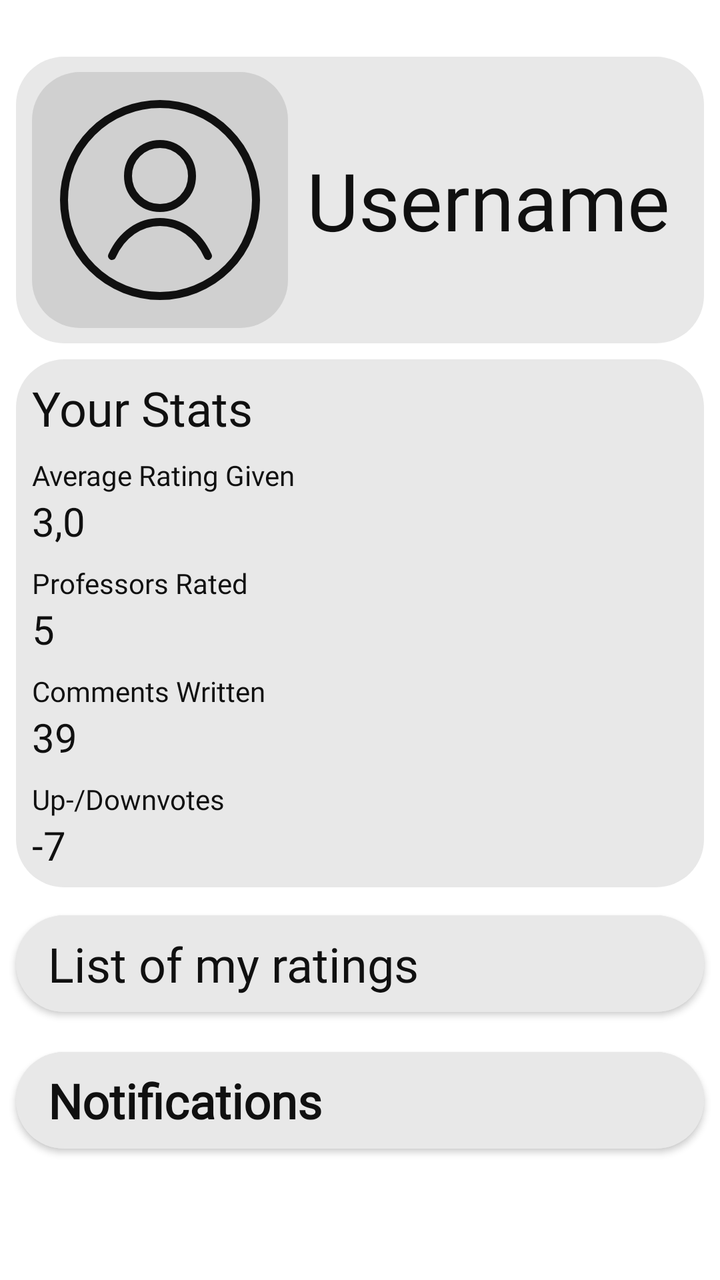
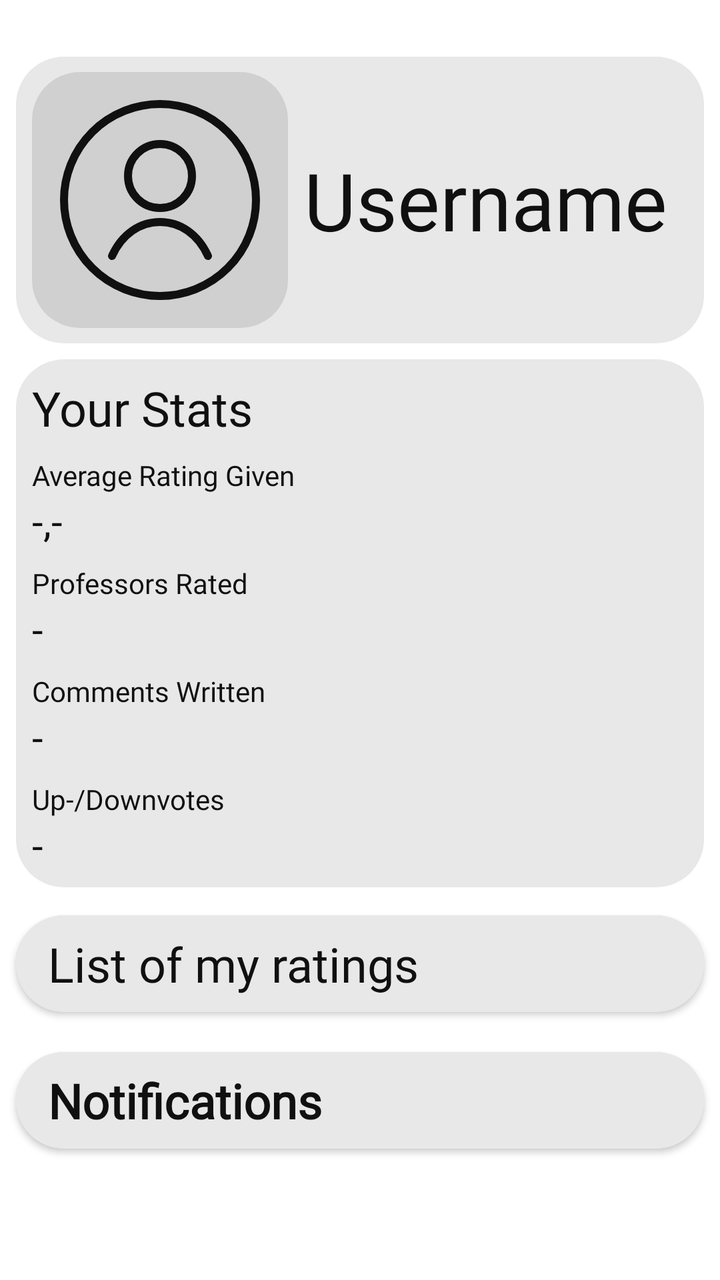

Two renders of the same Android screen: before a commit and after it. Below are the layout's source before the change and the commit's diff.
<!-- AndroidManifest.xml: application theme Theme.MyApplication_Java -->
<!-- res/layout/fragment_home_screen.xml -->
<?xml version="1.0" encoding="utf-8"?>
<androidx.constraintlayout.widget.ConstraintLayout xmlns:android="http://schemas.android.com/apk/res/android"
    xmlns:app="http://schemas.android.com/apk/res-auto"
    xmlns:tools="http://schemas.android.com/tools"
    android:layout_width="match_parent"
    android:layout_height="match_parent"
    android:background="@color/surface">


    <TextView
        android:id="@+id/profile"
        android:layout_width="0dp"
        android:layout_height="0dp"
        android:layout_marginStart="8dp"
        android:layout_marginTop="-8dp"
        android:layout_marginEnd="8dp"
        android:layout_marginBottom="-8dp"
        android:background="@drawable/rounded_box"
        android:textAlignment="textEnd"
        android:textColor="@color/text_primary"
        app:layout_constraintBottom_toBottomOf="@id/imageView"
        app:layout_constraintEnd_toEndOf="parent"
        app:layout_constraintHorizontal_bias="0.0"
        app:layout_constraintStart_toStartOf="parent"
        app:layout_constraintTop_toTopOf="@id/imageView" />

    <TextView
        android:id="@+id/your_stats_background"
        android:layout_width="0dp"
        android:layout_height="0dp"
        android:layout_marginStart="8dp"
        android:layout_marginTop="8dp"
        android:layout_marginEnd="8dp"
        android:layout_marginBottom="-8dp"
        android:background="@drawable/rounded_box"
        android:fontFamily="@font/inter_bold"
        android:textColor="@color/text_primary"
        android:textSize="200sp"
        app:layout_constraintBottom_toBottomOf="@+id/up_downvotes_num"
        app:layout_constraintEnd_toEndOf="parent"
        app:layout_constraintHorizontal_bias="0.0"
        app:layout_constraintStart_toStartOf="parent"
        app:layout_constraintTop_toBottomOf="@+id/profile" />

    <TextView
        android:id="@+id/your_stats"
        android:layout_width="wrap_content"
        android:layout_height="wrap_content"
        android:layout_marginStart="8dp"
        android:layout_marginTop="8dp"
        android:fontFamily="@font/inter_bold"
        android:text="Your Stats"
        android:textColor="@color/text_primary"
        android:textSize="24sp"
        app:layout_constraintBottom_toTopOf="@+id/average_rating_given"
        app:layout_constraintStart_toStartOf="@+id/your_stats_background"
        app:layout_constraintTop_toTopOf="@+id/your_stats_background" />

    <TextView
        android:id="@+id/average_rating_given"
        android:layout_width="wrap_content"
        android:layout_height="wrap_content"
        android:layout_marginStart="8dp"
        android:layout_marginTop="8dp"
        android:fontFamily="@font/inter_bold"
        android:text="Average Rating Given"
        android:textColor="@color/text_primary"
        app:layout_constraintStart_toStartOf="@+id/your_stats_background"
        app:layout_constraintTop_toBottomOf="@+id/your_stats" />

    <TextView
        android:id="@+id/average_rating_given_num"
        android:layout_width="wrap_content"
        android:layout_height="wrap_content"
        android:fontFamily="@font/inter_bold"
        android:text="3,0"
        android:textColor="@color/text_primary"
        android:textSize="20sp"
        app:layout_constraintStart_toStartOf="@+id/average_rating_given"
        app:layout_constraintTop_toBottomOf="@+id/average_rating_given" />

    <com.google.android.material.button.MaterialButton
        android:id="@+id/list_of_my_ratings_button"
        android:layout_width="0dp"
        android:layout_height="wrap_content"
        android:layout_marginStart="8dp"
        android:layout_marginTop="8dp"
        android:layout_marginEnd="8dp"
        android:backgroundTint="@color/surface_container"
        android:clickable="true"
        android:focusable="true"
        style="@style/text_style"
        android:letterSpacing="0"
        android:paddingTop="8dp"
        android:paddingBottom="8dp"
        android:text="List of my ratings"
        android:textAlignment="textStart"
        android:textAllCaps="false"
        android:textColor="@color/text_primary"
        android:textSize="24sp"
        android:typeface="normal"
        app:cornerRadius="24dp"
        app:layout_constraintEnd_toEndOf="parent"
        app:layout_constraintHorizontal_bias="0.0"
        app:layout_constraintStart_toStartOf="parent"
        app:layout_constraintTop_toBottomOf="@+id/your_stats_background" />


    <com.google.android.material.button.MaterialButton
        android:id="@+id/notifications"
        style="@style/text_style"
        android:layout_width="0dp"
        android:layout_height="wrap_content"
        android:layout_marginStart="8dp"
        android:layout_marginTop="8dp"
        android:layout_marginEnd="8dp"
        android:backgroundTint="@color/surface_container"
        android:clickable="true"
        android:focusable="true"
        android:letterSpacing="0"
        android:paddingTop="8dp"
        android:paddingBottom="8dp"
        android:text="Notifications"
        android:textAlignment="textStart"
        android:textAllCaps="false"
        android:textColor="@color/text_primary"
        android:textSize="24sp"
        android:textStyle="bold"
        android:typeface="normal"
        app:cornerRadius="24dp"
        app:layout_constraintEnd_toEndOf="parent"
        app:layout_constraintStart_toStartOf="parent"
        app:layout_constraintTop_toBottomOf="@+id/list_of_my_ratings_button" />

    <TextView
        android:id="@+id/professors_rated"
        android:layout_width="wrap_content"
        android:layout_height="wrap_content"
        android:layout_marginStart="8dp"
        android:layout_marginTop="8dp"
        android:fontFamily="@font/inter_bold"
        android:text="Professors Rated"
        android:textColor="@color/text_primary"
        app:layout_constraintStart_toStartOf="@+id/your_stats_background"
        app:layout_constraintTop_toBottomOf="@+id/average_rating_given_num" />

    <TextView
        android:id="@+id/average_rating_given_num2"
        android:layout_width="wrap_content"
        android:layout_height="wrap_content"
        android:fontFamily="@font/inter_bold"
        android:text="5"
        android:textColor="@color/text_primary"
        android:textSize="20sp"
        app:layout_constraintStart_toStartOf="@+id/average_rating_given"
        app:layout_constraintTop_toBottomOf="@+id/professors_rated" />

    <TextView
        android:id="@+id/comments_written"
        android:layout_width="wrap_content"
        android:layout_height="wrap_content"
        android:layout_marginStart="8dp"
        android:layout_marginTop="8dp"
        android:fontFamily="@font/inter_bold"
        android:text="Comments Written"
        android:textColor="@color/text_primary"
        app:layout_constraintStart_toStartOf="@+id/your_stats_background"
        app:layout_constraintTop_toBottomOf="@+id/average_rating_given_num2" />

    <TextView
        android:id="@+id/comments_written_num"
        android:layout_width="wrap_content"
        android:layout_height="wrap_content"
        android:fontFamily="@font/inter_bold"
        android:text="39"
        android:textColor="@color/text_primary"
        android:textSize="20sp"
        app:layout_constraintStart_toStartOf="@+id/average_rating_given"
        app:layout_constraintTop_toBottomOf="@+id/comments_written" />

    <TextView
        android:id="@+id/up_downvotes"
        android:layout_width="wrap_content"
        android:layout_height="wrap_content"
        android:layout_marginStart="8dp"
        android:layout_marginTop="8dp"
        android:fontFamily="@font/inter_bold"
        android:text="Up-/Downvotes"
        android:textColor="@color/text_primary"
        app:layout_constraintStart_toStartOf="@+id/your_stats_background"
        app:layout_constraintTop_toBottomOf="@+id/comments_written_num" />

    <TextView
        android:id="@+id/up_downvotes_num"
        android:layout_width="wrap_content"
        android:layout_height="wrap_content"
        android:fontFamily="@font/inter_bold"
        android:text="-7"
        android:textColor="@color/text_primary"
        android:textSize="20sp"
        app:layout_constraintStart_toStartOf="@+id/average_rating_given"
        app:layout_constraintTop_toBottomOf="@+id/up_downvotes" />

    <TextView
        android:id="@+id/user_name"
        android:layout_width="wrap_content"
        android:layout_height="wrap_content"
        android:layout_marginEnd="8dp"
        android:fontFamily="@font/inter_bold"
        android:text="Username"
        android:textColor="@color/text_primary"
        android:textSize="40sp"
        app:layout_constraintBottom_toBottomOf="@+id/profile"
        app:layout_constraintEnd_toEndOf="@+id/profile"
        app:layout_constraintStart_toEndOf="@+id/imageView"
        app:layout_constraintTop_toTopOf="@+id/profile" />

    <ImageView
        android:id="@+id/imageView"
        android:layout_width="wrap_content"
        android:layout_height="wrap_content"
        android:layout_marginStart="8dp"
        android:layout_marginTop="32dp"
        android:layout_marginBottom="8dp"
        android:background="@drawable/rounded_box_light"
        android:scaleX="1.0"
        android:scaleY="1.0"
        android:src="@drawable/profile_icon"
        app:layout_constraintBottom_toTopOf="@+id/your_stats_background"
        app:layout_constraintStart_toStartOf="@+id/profile"
        app:layout_constraintTop_toTopOf="parent"
        app:layout_constraintVertical_bias="0.348" />



</androidx.constraintlayout.widget.ConstraintLayout>
<!-- resources referenced by this layout -->
<resources>
  <color name="surface">#FFFFFFFF</color>
  <color name="surface_container">#FFE8E8E8</color>
  <color name="text_primary">#FF101010</color>
  <!-- drawable profile_icon (drawable) -->
  <vector xmlns:android="http://schemas.android.com/apk/res/android"
      android:width="128dp"
      android:height="128dp"
      android:viewportWidth="64"
      android:viewportHeight="64">
    <path
        android:pathData="M32,32m-24,0a24,24 0,1 1,48 0a24,24 0,1 1,-48 0"
        android:strokeWidth="2"
        android:fillColor="#00000000"
        android:strokeColor="@color/icon_tint"/>
    <path
        android:pathData="M32,26m-8,0a8,8 0,1 1,16 0a8,8 0,1 1,-16 0"
        android:strokeWidth="2"
        android:fillColor="#00000000"
        android:strokeColor="@color/icon_tint"/>
    <path
        android:pathData="M20,46C22.5,40.5 27,37.5 32,37.5C37,37.5 41.5,40.5 44,46"
        android:strokeWidth="2"
        android:fillColor="#00000000"
        android:strokeColor="@color/icon_tint"
        android:strokeLineCap="round"/>
  </vector>
  <!-- drawable rounded_box (drawable) -->
  <shape xmlns:android="http://schemas.android.com/apk/res/android">
  
      <solid android:color="@color/surface_container"/>
  
      <corners android:radius="24dp"/>
  
  </shape>
  <!-- drawable rounded_box_light (drawable) -->
  <?xml version="1.0" encoding="utf-8"?>
  <shape xmlns:android="http://schemas.android.com/apk/res/android">
  
      <solid android:color="@color/surface_container_high"/>
  
      <corners android:radius="24dp"/>
  
  </shape>
  <style name="text_style" parent="Widget.MaterialComponents.Button">
          <item name="android:fontFamily">@font/inter_bold</item>
          <item name="android:textAllCaps">false</item>
      </style>
  <style name="Theme.MyApplication_Java" parent="Theme.MaterialComponents.DayNight.NoActionBar">
          
          <item name="colorPrimary">@color/text_primary</item>
          <item name="colorPrimaryVariant">@color/text_primary</item>
          <item name="colorOnPrimary">@color/text_on_inverse</item>
          <item name="colorSecondary">@color/text_primary</item>
          <item name="colorSecondaryVariant">@color/text_primary</item>
          <item name="colorOnSecondary">@color/text_on_inverse</item>
  
          
          <item name="android:windowBackground">@color/surface</item>
          <item name="colorSurface">@color/surface_container</item>
          <item name="colorOnSurface">@color/text_primary</item>
          <item name="colorError">@color/danger</item>
          <item name="colorOnError">@color/text_on_inverse</item>
  
          <item name="android:textColorPrimary">@color/text_primary</item>
          <item name="android:textColorSecondary">@color/text_muted</item>
          <item name="android:textColorHint">@color/text_hint</item>
  
          
          <item name="android:statusBarColor">@android:color/transparent</item>
          <item name="android:navigationBarColor">@android:color/transparent</item>
      </style>
  <color name="icon_tint">#FF101010</color>
  <color name="surface_container_high">#FFD0D0D0</color>
  <color name="text_on_inverse">#FFFFFFFF</color>
  <color name="danger">#FFB3261E</color>
  <color name="text_muted">#FF5F5D5D</color>
  <color name="text_hint">#FF8A8A8A</color>
</resources>

<!-- the commit's change to res/layout/fragment_home_screen.xml (unified diff, before → after) -->
@@ -73,7 +73,7 @@
         android:layout_width="wrap_content"
         android:layout_height="wrap_content"
         android:fontFamily="@font/inter_bold"
-        android:text="3,0"
+        android:text="-,-"
         android:textColor="@color/text_primary"
         android:textSize="20sp"
         app:layout_constraintStart_toStartOf="@+id/average_rating_given"
@@ -145,11 +145,11 @@
         app:layout_constraintTop_toBottomOf="@+id/average_rating_given_num" />
 
     <TextView
-        android:id="@+id/average_rating_given_num2"
-        android:layout_width="wrap_content"
-        android:layout_height="wrap_content"
-        android:fontFamily="@font/inter_bold"
-        android:text="5"
+        android:id="@+id/professors_rated_num"
+        android:layout_width="wrap_content"
+        android:layout_height="wrap_content"
+        android:fontFamily="@font/inter_bold"
+        android:text="-"
         android:textColor="@color/text_primary"
         android:textSize="20sp"
         app:layout_constraintStart_toStartOf="@+id/average_rating_given"
@@ -165,14 +165,14 @@
         android:text="Comments Written"
         android:textColor="@color/text_primary"
         app:layout_constraintStart_toStartOf="@+id/your_stats_background"
-        app:layout_constraintTop_toBottomOf="@+id/average_rating_given_num2" />
+        app:layout_constraintTop_toBottomOf="@+id/professors_rated_num" />
 
     <TextView
         android:id="@+id/comments_written_num"
         android:layout_width="wrap_content"
         android:layout_height="wrap_content"
         android:fontFamily="@font/inter_bold"
-        android:text="39"
+        android:text="-"
         android:textColor="@color/text_primary"
         android:textSize="20sp"
         app:layout_constraintStart_toStartOf="@+id/average_rating_given"
@@ -195,7 +195,7 @@
         android:layout_width="wrap_content"
         android:layout_height="wrap_content"
         android:fontFamily="@font/inter_bold"
-        android:text="-7"
+        android:text="-"
         android:textColor="@color/text_primary"
         android:textSize="20sp"
         app:layout_constraintStart_toStartOf="@+id/average_rating_given"
@@ -203,8 +203,9 @@
 
     <TextView
         android:id="@+id/user_name"
-        android:layout_width="wrap_content"
-        android:layout_height="wrap_content"
+        android:layout_width="0dp"
+        android:layout_height="wrap_content"
+        android:layout_marginStart="8dp"
         android:layout_marginEnd="8dp"
         android:fontFamily="@font/inter_bold"
         android:text="Username"
